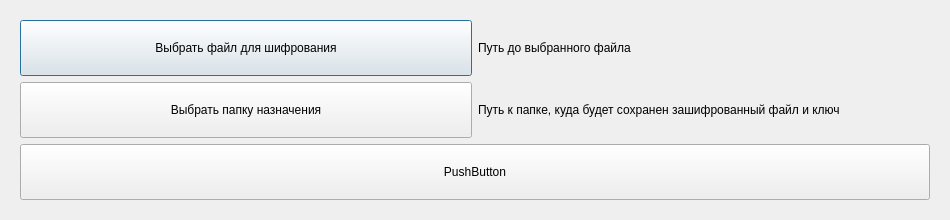
Above: encryptwindow.ui from LaRtik/async-rsa-file-encoding before the change. Below: the same form after it.
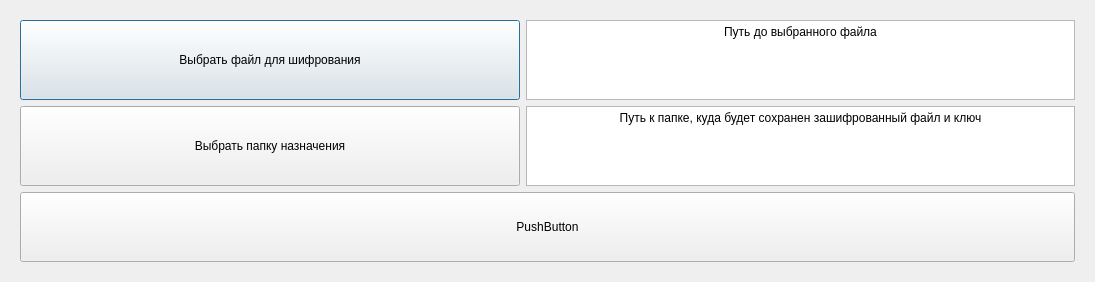
That is the form after the change.

Commit message: -adchanged from label to TextBrowser

What changed in the file:
```diff
--- a/encryptwindow.ui
+++ b/encryptwindow.ui
@@ -6,8 +6,8 @@
    <rect>
     <x>0</x>
     <y>0</y>
-    <width>950</width>
-    <height>220</height>
+    <width>1095</width>
+    <height>282</height>
    </rect>
   </property>
   <property name="minimumSize">
@@ -30,7 +30,7 @@
     <widget class="QWidget" name="widget" native="true">
      <property name="minimumSize">
       <size>
-       <width>920</width>
+       <width>1000</width>
        <height>0</height>
       </size>
      </property>
@@ -51,21 +51,28 @@
             <verstretch>0</verstretch>
            </sizepolicy>
           </property>
+          <property name="minimumSize">
+           <size>
+            <width>500</width>
+            <height>0</height>
+           </size>
+          </property>
           <property name="text">
            <string>Выбрать файл для шифрования</string>
           </property>
          </widget>
         </item>
         <item>
-         <widget class="QLabel" name="label">
-          <property name="sizePolicy">
-           <sizepolicy hsizetype="Preferred" vsizetype="Preferred">
-            <horstretch>0</horstretch>
-            <verstretch>0</verstretch>
-           </sizepolicy>
-          </property>
-          <property name="text">
-           <string>Путь до выбранного файла</string>
+         <widget class="QTextBrowser" name="textBrowser">
+          <property name="html">
+           <string>&lt;!DOCTYPE HTML PUBLIC &quot;-//W3C//DTD HTML 4.0//EN&quot; &quot;http://www.w3.org/TR/REC-html40/strict.dtd&quot;&gt;
+&lt;html&gt;&lt;head&gt;&lt;meta name=&quot;qrichtext&quot; content=&quot;1&quot; /&gt;&lt;meta charset=&quot;utf-8&quot; /&gt;&lt;style type=&quot;text/css&quot;&gt;
+p, li { white-space: pre-wrap; }
+hr { height: 1px; border-width: 0; }
+li.unchecked::marker { content: &quot;\2610&quot;; }
+li.checked::marker { content: &quot;\2612&quot;; }
+&lt;/style&gt;&lt;/head&gt;&lt;body style=&quot; font-family:'Segoe UI'; font-size:9pt; font-weight:400; font-style:normal;&quot;&gt;
+&lt;p align=&quot;center&quot; style=&quot; margin-top:0px; margin-bottom:0px; margin-left:0px; margin-right:0px; -qt-block-indent:0; text-indent:0px;&quot;&gt;Путь до выбранного файла&lt;/p&gt;&lt;/body&gt;&lt;/html&gt;</string>
           </property>
          </widget>
         </item>
@@ -81,21 +88,28 @@
             <verstretch>0</verstretch>
            </sizepolicy>
           </property>
+          <property name="minimumSize">
+           <size>
+            <width>500</width>
+            <height>0</height>
+           </size>
+          </property>
           <property name="text">
            <string>Выбрать папку назначения</string>
           </property>
          </widget>
         </item>
         <item>
-         <widget class="QLabel" name="label_2">
-          <property name="sizePolicy">
-           <sizepolicy hsizetype="Preferred" vsizetype="Preferred">
-            <horstretch>0</horstretch>
-            <verstretch>0</verstretch>
-           </sizepolicy>
-          </property>
-          <property name="text">
-           <string>Путь к папке, куда будет сохранен зашифрованный файл и ключ</string>
+         <widget class="QTextBrowser" name="textBrowser_2">
+          <property name="html">
+           <string>&lt;!DOCTYPE HTML PUBLIC &quot;-//W3C//DTD HTML 4.0//EN&quot; &quot;http://www.w3.org/TR/REC-html40/strict.dtd&quot;&gt;
+&lt;html&gt;&lt;head&gt;&lt;meta name=&quot;qrichtext&quot; content=&quot;1&quot; /&gt;&lt;meta charset=&quot;utf-8&quot; /&gt;&lt;style type=&quot;text/css&quot;&gt;
+p, li { white-space: pre-wrap; }
+hr { height: 1px; border-width: 0; }
+li.unchecked::marker { content: &quot;\2610&quot;; }
+li.checked::marker { content: &quot;\2612&quot;; }
+&lt;/style&gt;&lt;/head&gt;&lt;body style=&quot; font-family:'Segoe UI'; font-size:9pt; font-weight:400; font-style:normal;&quot;&gt;
+&lt;p align=&quot;center&quot; style=&quot; margin-top:0px; margin-bottom:0px; margin-left:0px; margin-right:0px; -qt-block-indent:0; text-indent:0px;&quot;&gt;Путь к папке, куда будет сохранен зашифрованный файл и ключ&lt;/p&gt;&lt;/body&gt;&lt;/html&gt;</string>
           </property>
          </widget>
         </item>
@@ -109,6 +123,12 @@
           <verstretch>0</verstretch>
          </sizepolicy>
         </property>
+        <property name="minimumSize">
+         <size>
+          <width>0</width>
+          <height>70</height>
+         </size>
+        </property>
         <property name="text">
          <string>PushButton</string>
         </property>
```
The commit also changes 4 other files.
